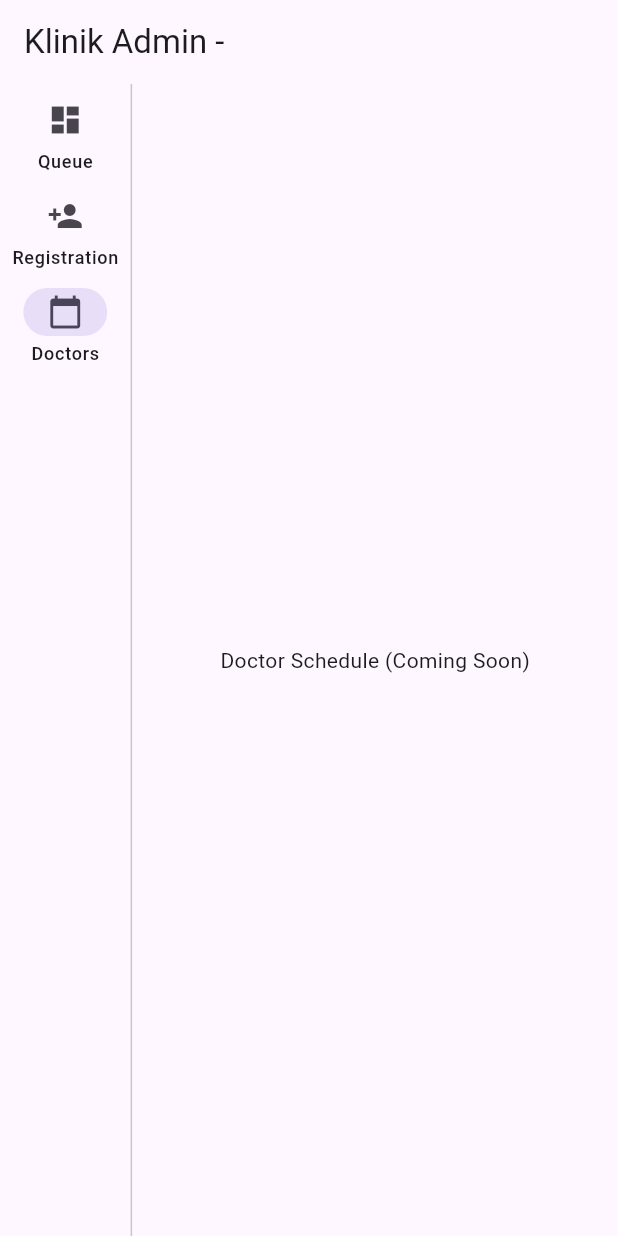
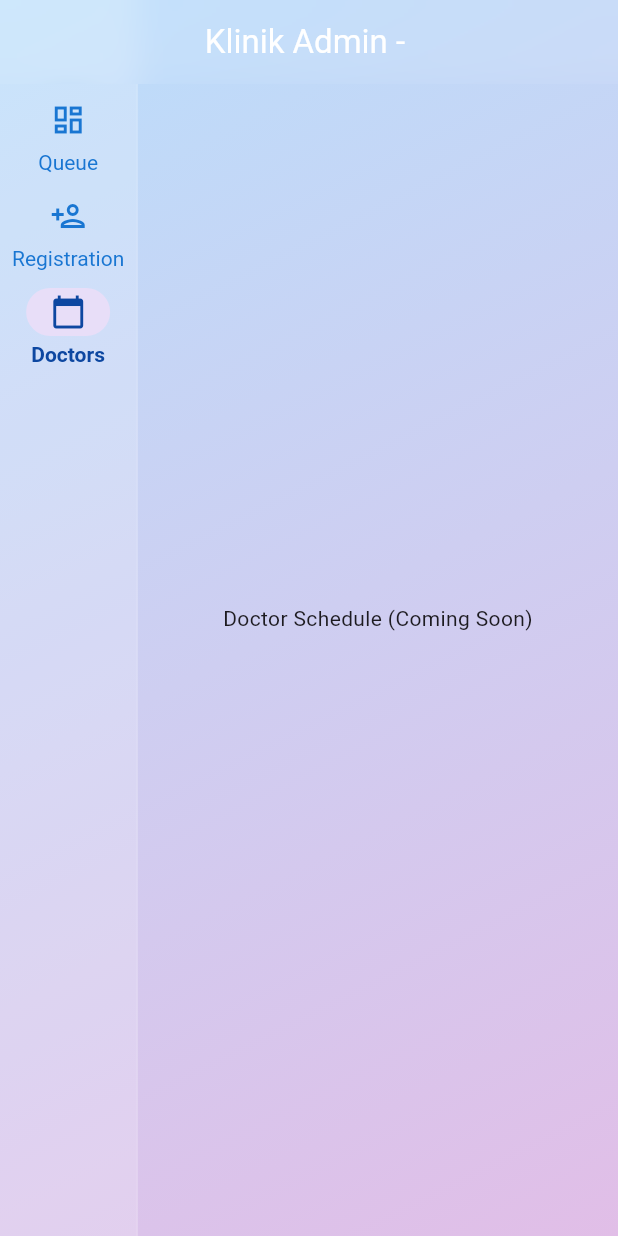
Before and after one commit to giangawatsu016/Klinik_FrontDesk, a Flutter app: the DashboardScreen screen opened directly with empty values, after a tap on "Registration", after a tap on "Doctors", on a phone screen of 412 x 824 dp. Run offline on Flutter 3.47's test engine with Material 3 defaults, Android fonts, the phone set to English and light mode, and no system bars; our stand-ins replace flutter_tts; network calls fail.

Commit message:
feat: Modern UI, Improved Queue Logic, and Sub-Issuer Selection

```diff
--- a/frontend/lib/models/models.dart
+++ b/frontend/lib/models/models.dart
@@ -41,6 +41,7 @@ class Patient {
   final String postalCode;
   final String? addressDetails;
   final int issuerId;
+  final String? insuranceName;
   final String? noAssuransi;
   final int maritalStatusId;
 
@@ -64,6 +65,7 @@ class Patient {
     required this.postalCode,
     this.addressDetails,
     required this.issuerId,
+    this.insuranceName,
     this.noAssuransi,
     required this.maritalStatusId,
   });
@@ -88,6 +90,7 @@ class Patient {
       'postalCode': postalCode,
       'address_details': addressDetails,
       'issuerId': issuerId,
+      'insuranceName': insuranceName,
       'noAssuransi': noAssuransi,
       'maritalStatusId': maritalStatusId,
     };
@@ -116,6 +119,7 @@ class Patient {
       postalCode: json['postalCode'] ?? '',
       addressDetails: json['address_details'],
       issuerId: json['issuerId'] ?? 1,
+      insuranceName: json['insuranceName'],
       maritalStatusId: json['maritalStatusId'] ?? 1,
       noAssuransi: json['noAssuransi'],
     );
--- a/frontend/lib/screens/dashboard.dart
+++ b/frontend/lib/screens/dashboard.dart
@@ -1,3 +1,4 @@
+import 'dart:ui';
 import 'package:flutter/material.dart';
 import '../models/models.dart';
 import '../services/api_service.dart';
@@ -30,10 +31,36 @@ class _DashboardScreenState extends State<DashboardScreen> {
     ];
 
     return Scaffold(
-      appBar: AppBar(title: Text("Klinik Admin - ${widget.user.username}")),
-      body: Row(
+      backgroundColor:
+          Colors.transparent, // Let gradient show through (if scaffold wrapped)
+      extendBodyBehindAppBar: true,
+      appBar: AppBar(
+        title: Text(
+          "Klinik Admin - ${widget.user.username}",
+          style: TextStyle(color: Colors.white),
+        ),
+        backgroundColor: Colors.white.withValues(alpha: 0.1),
+        elevation: 0,
+        centerTitle: true,
+        flexibleSpace: ClipRRect(
+          child: BackdropFilter(
+            filter: ImageFilter.blur(sigmaX: 10, sigmaY: 10),
+            child: Container(color: Colors.transparent),
+          ),
+        ),
+      ),
+      body: Container(
+        decoration: BoxDecoration(
+          gradient: LinearGradient(
+            begin: Alignment.topLeft,
+            end: Alignment.bottomRight,
+            colors: [Colors.blue.shade100, Colors.purple.shade100],
+          ),
+        ),
+        child: Row(
           children: [
             NavigationRail(
+              backgroundColor: Colors.white.withValues(alpha: 0.2),
               selectedIndex: _selectedIndex,
               onDestinationSelected: (int index) {
                 setState(() {
@@ -41,24 +68,39 @@ class _DashboardScreenState extends State<DashboardScreen> {
                 });
               },
               labelType: NavigationRailLabelType.all,
+              selectedLabelTextStyle: TextStyle(
+                color: Colors.blue.shade900,
+                fontWeight: FontWeight.bold,
+              ),
+              unselectedLabelTextStyle: TextStyle(color: Colors.blue.shade700),
+              selectedIconTheme: IconThemeData(color: Colors.blue.shade900),
+              unselectedIconTheme: IconThemeData(color: Colors.blue.shade700),
               destinations: [
                 NavigationRailDestination(
-                icon: Icon(Icons.dashboard),
+                  icon: Icon(Icons.dashboard_outlined),
+                  selectedIcon: Icon(Icons.dashboard),
                   label: Text('Queue'),
                 ),
                 NavigationRailDestination(
-                icon: Icon(Icons.person_add),
+                  icon: Icon(Icons.person_add_outlined),
+                  selectedIcon: Icon(Icons.person_add),
                   label: Text('Registration'),
                 ),
                 NavigationRailDestination(
-                icon: Icon(Icons.calendar_today),
+                  icon: Icon(Icons.calendar_today_outlined),
+                  selectedIcon: Icon(Icons.calendar_today),
                   label: Text('Doctors'),
                 ),
               ],
             ),
-          VerticalDivider(thickness: 1, width: 1),
+            VerticalDivider(
+              thickness: 1,
+              width: 1,
+              color: Colors.white.withValues(alpha: 0.3),
+            ),
             Expanded(child: pages[_selectedIndex]),
           ],
+        ),
       ),
     );
   }
--- a/frontend/lib/screens/queue_monitor.dart
+++ b/frontend/lib/screens/queue_monitor.dart
@@ -2,6 +2,7 @@ import 'package:flutter/material.dart';
 import 'package:flutter_tts/flutter_tts.dart';
 import '../services/api_service.dart';
 import '../models/models.dart';
+import '../widgets/glass_container.dart';
 import 'dart:async';
 
 class QueueMonitorScreen extends StatefulWidget {
@@ -84,7 +85,10 @@ class _QueueMonitorScreenState extends State<QueueMonitorScreen> {
           style: TextStyle(
             fontSize: 24,
             fontWeight: FontWeight.bold,
-            color: type == 'Doctor' ? Colors.blue : Colors.teal,
+            color: type == 'Doctor'
+                ? Colors.blue.shade900
+                : Colors.teal.shade900,
+            shadows: [Shadow(color: Colors.white, blurRadius: 2)],
           ),
           textAlign: TextAlign.center,
         ),
@@ -101,9 +105,13 @@ class _QueueMonitorScreenState extends State<QueueMonitorScreen> {
                 icon: Icon(Icons.campaign),
                 label: Text("Call Patient"),
                 style: ElevatedButton.styleFrom(
-                  backgroundColor: Colors.green,
+                  backgroundColor: Colors.green.withValues(alpha: 0.8),
                   foregroundColor: Colors.white,
                   padding: EdgeInsets.symmetric(vertical: 16),
+                  elevation: 5,
+                  shape: RoundedRectangleBorder(
+                    borderRadius: BorderRadius.circular(12),
+                  ),
                 ),
               ),
             ),
@@ -116,9 +124,13 @@ class _QueueMonitorScreenState extends State<QueueMonitorScreen> {
                 icon: Icon(Icons.check_circle),
                 label: Text("Completed"),
                 style: ElevatedButton.styleFrom(
-                  backgroundColor: Colors.blueGrey,
+                  backgroundColor: Colors.blueGrey.withValues(alpha: 0.8),
                   foregroundColor: Colors.white,
                   padding: EdgeInsets.symmetric(vertical: 16),
+                  elevation: 5,
+                  shape: RoundedRectangleBorder(
+                    borderRadius: BorderRadius.circular(12),
+                  ),
                 ),
               ),
             ),
@@ -128,30 +140,26 @@ class _QueueMonitorScreenState extends State<QueueMonitorScreen> {
 
         // Status Monitor
         if (canComplete)
-          Container(
-            padding: EdgeInsets.all(16),
+          GlassContainer(
+            color: Colors.green.withValues(alpha: 0.2),
             margin: EdgeInsets.only(bottom: 20),
-            decoration: BoxDecoration(
-              color: Colors.green.shade50,
-              border: Border.all(color: Colors.green),
-              borderRadius: BorderRadius.circular(8),
-            ),
             child: Column(
               children: [
                 Text(
                   "Current Patient",
                   style: TextStyle(
-                    color: Colors.green[800],
+                    color: Colors.green[900],
                     fontWeight: FontWeight.bold,
+                    fontSize: 20,
                   ),
                 ),
-
                 Text(
                   currentConsult.numberQueue,
                   style: TextStyle(
-                    fontSize: 48,
-                    fontWeight: FontWeight.bold,
+                    fontSize: 64, // Bigger for modern look
+                    fontWeight: FontWeight.w900,
                     color: Colors.green[900],
+                    shadows: [Shadow(color: Colors.white, blurRadius: 10)],
                   ),
                 ),
                 Padding(
@@ -161,13 +169,17 @@ class _QueueMonitorScreenState extends State<QueueMonitorScreen> {
                     style: TextStyle(
                       fontSize: 18,
                       fontWeight: FontWeight.w500,
-                      color: Colors.green[700],
+                      color: Colors.green[800],
                     ),
                   ),
                 ),
                 Text(
                   "${currentConsult.patient?.firstName} ${currentConsult.patient?.lastName}",
-                  style: TextStyle(fontSize: 20, fontWeight: FontWeight.bold),
+                  style: TextStyle(
+                    fontSize: 24,
+                    fontWeight: FontWeight.bold,
+                    color: Colors.green[900],
+                  ),
                 ),
               ],
             ),
@@ -226,21 +238,30 @@ class _QueueMonitorScreenState extends State<QueueMonitorScreen> {
                     ),
                   );
                 },
-                child: Card(
+                child: GlassContainer(
                   color: item.status == 'Waiting'
-                      ? (type == 'Doctor' ? Colors.blue[50] : Colors.teal[50])
-                      : Colors.grey[200],
+                      ? (type == 'Doctor'
+                            ? Colors.blue.withValues(alpha: 0.1)
+                            : Colors.teal.withValues(alpha: 0.1))
+                      : Colors.grey.withValues(alpha: 0.1),
+                  margin: EdgeInsets.symmetric(vertical: 8),
+                  padding: EdgeInsets.zero,
                   child: ListTile(
+                    contentPadding: EdgeInsets.symmetric(
+                      horizontal: 16,
+                      vertical: 8,
+                    ),
                     leading: Text(
                       item.numberQueue,
                       style: TextStyle(
                         fontSize: 20,
                         fontWeight: FontWeight.bold,
+                        color: Colors.blue.shade900,
                       ),
                     ),
                     title: Text(item.status),
                     trailing: item.isPriority
-                        ? Icon(Icons.star, color: Colors.amber)
+                        ? Icon(Icons.star, color: Colors.amber, size: 32)
                         : null,
                   ),
                 ),
```
Also changed, not shown: frontend/lib/screens/login.dart (+47 -14 lines), frontend/lib/screens/registration.dart (+35 -1 lines), frontend/lib/widgets/glass_container.dart (added, +56 -0 lines), 3 other files. Lines whose indentation alone changed are shown as unchanged.
